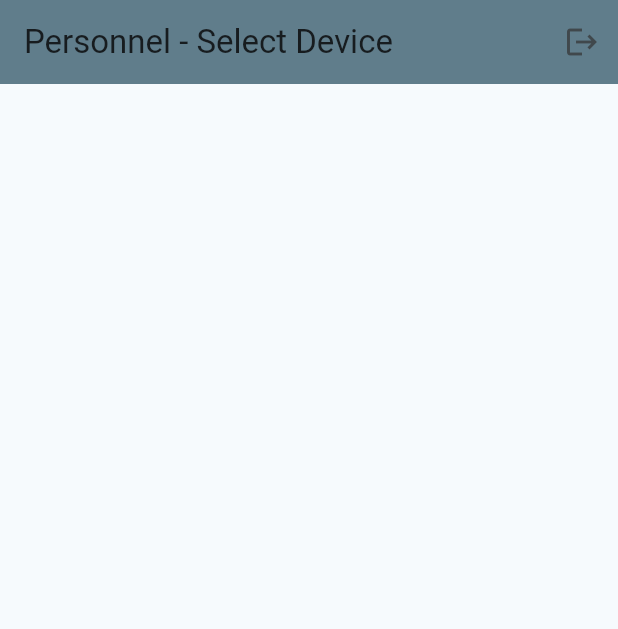
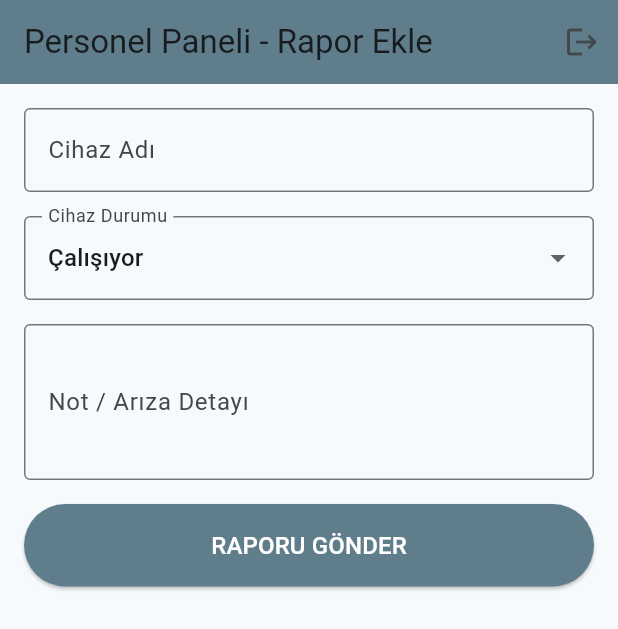
Before and after one commit to YusufAtak/piton-inventory-tracker, a Flutter app: the PersonnelDashboard screen opened directly, on a phone screen of 412 x 824 dp. Shown: the top 629 px of the screen. Run offline on Flutter 3.47's test engine with Material 3 defaults, Android fonts, the phone set to English and light mode, and no system bars; our stand-ins replace cloud_firestore, firebase_auth, firebase_core, firebase_storage, image_picker; accounts and stored records are empty.

Commit message:
Raporlama ekranına durum seçimi ve arıza fotoğrafı zorunluluğu eklendi.

```diff
--- a/lib/personnel_dashboard.dart
+++ b/lib/personnel_dashboard.dart
@@ -1,71 +1,214 @@
 import 'package:flutter/material.dart';
+import 'package:image_picker/image_picker.dart';
+import 'package:firebase_storage/firebase_storage.dart';
 import 'package:cloud_firestore/cloud_firestore.dart';
 import 'package:firebase_auth/firebase_auth.dart';
-import 'login_screen.dart';
-import 'add_maintenance_screen.dart';
+import 'dart:io';
+import 'package:flutter/foundation.dart' show kIsWeb;
 
-class PersonnelDashboard extends StatelessWidget {
+class PersonnelDashboard extends StatefulWidget {
   const PersonnelDashboard({super.key});
 
-  void _logout(BuildContext context) async {
-    await FirebaseAuth.instance.signOut();
-    if (context.mounted) {
-      Navigator.pushReplacement(
-        context,
-        MaterialPageRoute(builder: (context) => const LoginScreen()),
+  @override
+  State<PersonnelDashboard> createState() => _PersonnelDashboardState();
+}
+
+class _PersonnelDashboardState extends State<PersonnelDashboard> {
+  final TextEditingController _deviceController = TextEditingController();
+  final TextEditingController _noteController = TextEditingController();
+  XFile? _imageFile;
+  bool _isLoading = false;
+
+  String _selectedStatus = 'Çalışıyor';
+  final List<String> _statusList = ['Çalışıyor', 'Arızalı', 'Eksik'];
+
+  Future<void> _takePhoto() async {
+    final ImagePicker picker = ImagePicker();
+    final XFile? photo = await picker.pickImage(source: ImageSource.camera);
+
+    if (photo != null) {
+      setState(() {
+        _imageFile = photo;
+      });
+    }
+  }
+
+  Future<void> _submitReport() async {
+    if (_deviceController.text.trim().isEmpty || _noteController.text.trim().isEmpty) {
+      ScaffoldMessenger.of(context).showSnackBar(
+        const SnackBar(content: Text('Lütfen cihaz adını ve notunuzu girin.')),
       );
+      return;
     }
+
+    if (_selectedStatus == 'Arızalı' && _imageFile == null) {
+      ScaffoldMessenger.of(context).showSnackBar(
+        const SnackBar(content: Text('Cihaz arızalıysa fotoğraf eklemek zorunludur!')),
+      );
+      return;
+    }
+
+    setState(() {
+      _isLoading = true;
+    });
+
+    try {
+      String? imageUrl;
+
+      if (_imageFile != null) {
+        final storageRef = FirebaseStorage.instance
+            .ref()
+            .child('maintenance_photos')
+            .child('${DateTime.now().millisecondsSinceEpoch}.jpg');
+
+        if (kIsWeb) {
+          final bytes = await _imageFile!.readAsBytes();
+          final uploadTask = await storageRef.putData(bytes);
+          imageUrl = await uploadTask.ref.getDownloadURL();
+        } else {
+          final uploadTask = await storageRef.putFile(File(_imageFile!.path));
+          imageUrl = await uploadTask.ref.getDownloadURL();
+        }
+      }
+
+      final user = FirebaseAuth.instance.currentUser;
+
+      await FirebaseFirestore.instance.collection('MaintenanceLogs').add({
+        'deviceName': _deviceController.text.trim(),
+        'note': _noteController.text.trim(),
+        'status': _selectedStatus,
+        'photoUrl': imageUrl,
+        'personnelEmail': user?.email ?? 'Bilinmiyor',
+        'timestamp': FieldValue.serverTimestamp(),
+      });
+
+      _deviceController.clear();
+      _noteController.clear();
+      setState(() {
+        _imageFile = null;
+        _selectedStatus = 'Çalışıyor';
+      });
+
+      if (mounted) {
+        ScaffoldMessenger.of(context).showSnackBar(
+          const SnackBar(content: Text('Rapor başarıyla gönderildi!')),
+        );
+      }
+    } catch (e) {
+      if (mounted) {
+        ScaffoldMessenger.of(context).showSnackBar(
+          SnackBar(content: Text('Hata oluştu: $e')),
+        );
+      }
+    } finally {
+      setState(() {
+        _isLoading = false;
+      });
+    }
+  }
+
+  @override
+  void dispose() {
+    _deviceController.dispose();
+    _noteController.dispose();
+    super.dispose();
   }
 
   @override
   Widget build(BuildContext context) {
     return Scaffold(
       appBar: AppBar(
-        title: const Text('Personnel - Select Device'),
+        title: const Text('Personel Paneli - Rapor Ekle'),
         backgroundColor: Colors.blueGrey,
         actions: [
           IconButton(
             icon: const Icon(Icons.logout),
-            onPressed: () => _logout(context),
-          ),
+            onPressed: () async {
+              await FirebaseAuth.instance.signOut();
+              if (mounted) {
+                Navigator.pop(context);
+              }
+            },
+          )
         ],
       ),
-      body: StreamBuilder<QuerySnapshot>(
-        stream: FirebaseFirestore.instance.collection('Inventory').snapshots(),
-        builder: (context, snapshot) {
-          if (snapshot.connectionState == ConnectionState.waiting) {
-            return const Center(child: CircularProgressIndicator());
-          }
-
-          final docs = snapshot.data!.docs;
-
-          return ListView.builder(
-            itemCount: docs.length,
-            itemBuilder: (context, index) {
-              var device = docs[index];
-              return Card(
-                margin: const EdgeInsets.symmetric(horizontal: 16, vertical: 8),
-                child: ListTile(
-                  leading: const Icon(Icons.build_circle_outlined),
-                  title: Text(device['deviceName']),
-                  subtitle: Text('SN: ${device['serialNumber']}'),
-                  trailing: const Icon(Icons.arrow_forward_ios, size: 16),
-                  onTap: () {
-                    Navigator.push(
-                      context,
-                      MaterialPageRoute(
-                        builder: (context) => AddMaintenanceScreen(
-                          deviceId: device.id,
-                          deviceName: device['deviceName'],
-                        ),
-                      ),
-                    );
-                  },
+      body: SingleChildScrollView(
+        padding: const EdgeInsets.all(16.0),
+        child: Column(
+          crossAxisAlignment: CrossAxisAlignment.stretch,
+          children: [
+            TextField(
+              controller: _deviceController,
+              decoration: const InputDecoration(
+                labelText: 'Cihaz Adı',
+                border: OutlineInputBorder(),
+              ),
+            ),
+            const SizedBox(height: 16),
+            DropdownButtonFormField<String>(
+              value: _selectedStatus,
+              decoration: const InputDecoration(
+                labelText: 'Cihaz Durumu',
+                border: OutlineInputBorder(),
+              ),
+              items: _statusList.map((String status) {
+                return DropdownMenuItem<String>(
+                  value: status,
+                  child: Text(status),
+                );
+              }).toList(),
+              onChanged: (String? newValue) {
+                setState(() {
+                  _selectedStatus = newValue!;
+                  if (_selectedStatus != 'Arızalı') {
+                    _imageFile = null;
+                  }
+                });
+              },
+            ),
+            const SizedBox(height: 16),
+            TextField(
+              controller: _noteController,
+              maxLines: 3,
+              decoration: const InputDecoration(
+                labelText: 'Not / Arıza Detayı',
+                border: OutlineInputBorder(),
+              ),
+            ),
+            const SizedBox(height: 16),
+            if (_selectedStatus == 'Arızalı') ...[
+              ElevatedButton.icon(
+                onPressed: _takePhoto,
+                icon: const Icon(Icons.camera_alt),
+                label: const Text('Fotoğraf Çek (Zorunlu)'),
+              ),
+              const SizedBox(height: 16),
+              if (_imageFile != null)
+                kIsWeb
+                    ? Image.network(
+                  _imageFile!.path,
+                  height: 200,
+                  fit: BoxFit.cover,
+                )
+                    : Image.file(
+                  File(_imageFile!.path),
+                  height: 200,
+                  fit: BoxFit.cover,
                 ),
-              );
-            },
-          );
-        },
+              const SizedBox(height: 16),
+            ],
+            ElevatedButton(
+              onPressed: _isLoading ? null : _submitReport,
+              style: ElevatedButton.styleFrom(
+                backgroundColor: Colors.blueGrey,
+                padding: const EdgeInsets.symmetric(vertical: 16),
+              ),
+              child: _isLoading
+                  ? const CircularProgressIndicator(color: Colors.white)
+                  : const Text('RAPORU GÖNDER', style: TextStyle(color: Colors.white, fontSize: 16)),
+            ),
+          ],
+        ),
       ),
     );
   }
```
